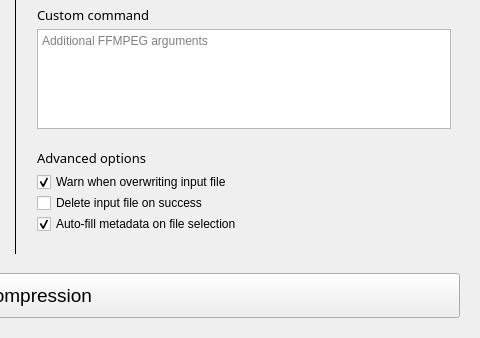
Thurinum/simple-media-encoder, file ui/mainwindow.ui: the form before one commit; both pictures show x 449 to 929 and y 281 to 619 of the 929 by 619 pixel window.
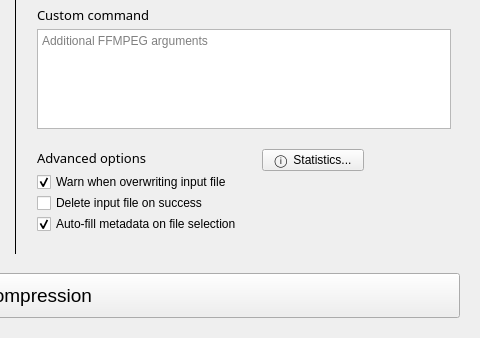
The form after the commit.

Commit message: feat: Display statistics about selected media in collapsible

The edit to the form file:
```diff
--- a/ui/mainwindow.ui
+++ b/ui/mainwindow.ui
@@ -1201,6 +1201,18 @@
             </layout>
            </widget>
           </item>
+          <item row="4" column="3" alignment="Qt::AlignTop">
+           <widget class="QPushButton" name="statisticsButton">
+            <property name="font">
+             <font>
+              <bold>false</bold>
+             </font>
+            </property>
+            <property name="text">
+             <string>ⓘ  Statistics...</string>
+            </property>
+           </widget>
+          </item>
          </layout>
         </widget>
        </item>
```
The commit also changes 3 other files.
